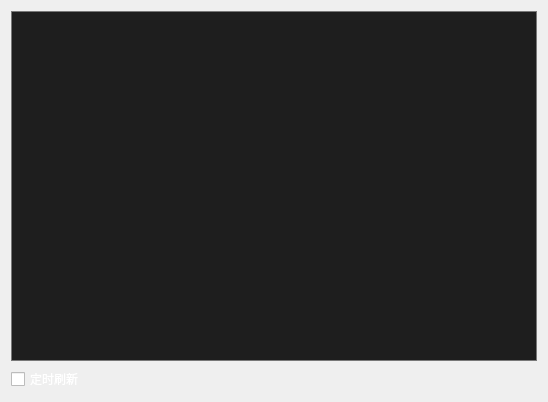
Old version of the form DemoStandardModel/DemoStandardModel.ui in the repository gongjianbo/QtTableViewDelegate.
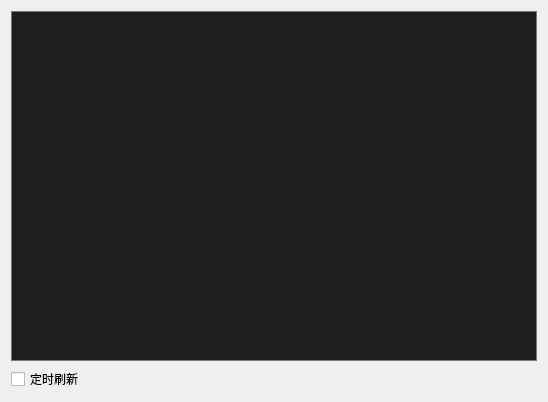
New version of the form.

```diff
--- a/DemoStandardModel/DemoStandardModel.ui
+++ b/DemoStandardModel/DemoStandardModel.ui
@@ -14,11 +14,7 @@
    <string>Form</string>
   </property>
   <property name="styleSheet">
-   <string notr="true">QCheckBox{
-color:white;
-font:14px &quot;宋体&quot;;
-}
-QTableView{
+   <string notr="true">QTableView{
 font:14px &quot;宋体&quot;;
 border:1px solid rgb(120,120,120);
 gridline-color: rgb(120,120,120);
```
